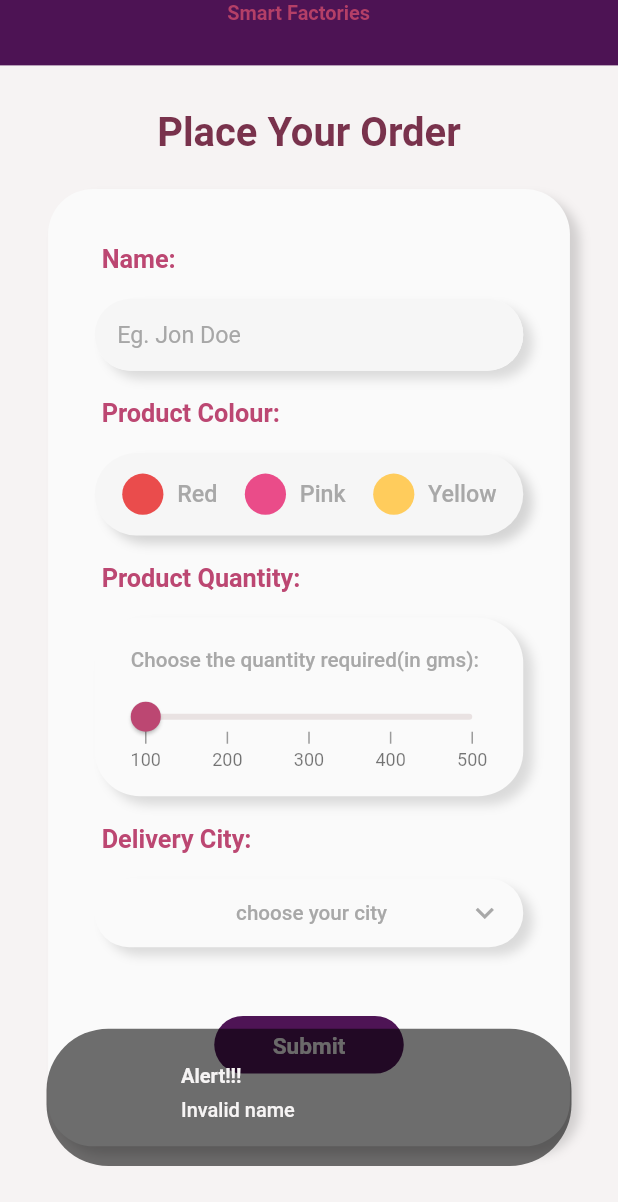
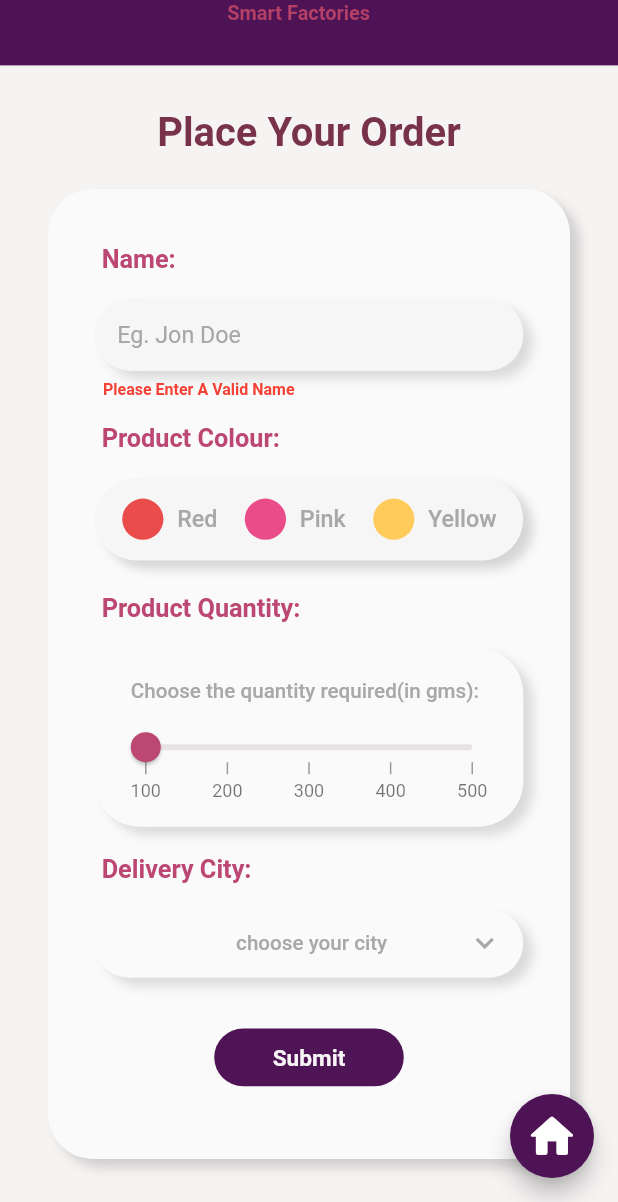
Before and after one commit to Ishu-Choubey/twyn_app, a Flutter app: the Order screen opened directly, scrolled down 137 dp, after a tap on "Submit", on a phone screen of 412 x 824 dp, the part 34-1236 px from its top. Run offline on Flutter 3.47's test engine with Material 2 defaults, Android fonts, the phone set to English and light mode, and no system bars; drawn by our look-alikes of syncfusion_flutter_sliders; our stand-ins replace cloud_firestore, firebase_core, google_fonts, timeline_tile; missing offline and left inert: syncfusion_flutter_core; accounts and stored records are empty; Roboto replaces fonts that are missing (Helvetica).

Commit message:
main page

```diff
--- a/lib/Screen/order-page.dart
+++ b/lib/Screen/order-page.dart
@@ -1,4 +1,5 @@
 import 'package:flutter/material.dart';
+import 'package:twyn_app/Screen/login.dart';
 import 'package:twyn_app/utils.dart';
 import 'submitted-page.dart';
 import 'package:syncfusion_flutter_sliders/sliders.dart';
@@ -1053,9 +1054,10 @@ class _OrderState extends State<Order> {
   String documentId = "";
   final nameController = TextEditingController();
   String materialcolor = '';
-  double quantity = 0;
+  double quantity = 100;
   String city = '';
   int drop = 0, col = 0;
+  int errorname=0, errorcolor=0, errorcity=0;
   final formKey = GlobalKey<FormState>();
 
   @override
@@ -1064,6 +1066,14 @@ class _OrderState extends State<Order> {
     double fem = MediaQuery.of(context).size.width / baseWidth;
     double ffem = fem * 0.97;
     return Scaffold(
+      floatingActionButton: FloatingActionButton(
+        onPressed:  ()=> {Navigator.of(context).push(MaterialPageRoute(builder: (context)=> LoginPage())),},
+        backgroundColor: Color(0xff4D1354),
+        child: Icon(
+            Icons.home_rounded,
+                size: 40*fem,
+        ),
+      ),
       body: ScrollConfiguration(
         behavior: ScrollBehavior(),
         child: SingleChildScrollView(
@@ -1188,7 +1198,7 @@ class _OrderState extends State<Order> {
                             children: [
                               Container(
                                 margin: EdgeInsets.fromLTRB(
-                                    4 * fem, 0 * fem, 4 * fem, 20 * fem),
+                                    4 * fem, 0 * fem, 4 * fem, 7 * fem),
                                 width: double.infinity,
                                 child: Column(
                                   crossAxisAlignment: CrossAxisAlignment.start,
@@ -1211,7 +1221,7 @@ class _OrderState extends State<Order> {
                                     Container(
                                       width: double.infinity,
                                       decoration: BoxDecoration(
-                                          color: Color(0xfffafafa),
+                                          color: Color(0xffF6F6F6),
                                           borderRadius:
                                               BorderRadius.circular(33 * fem),
                                           boxShadow: [
@@ -1245,23 +1255,31 @@ class _OrderState extends State<Order> {
                                           height: 1.25 * ffem / fem,
                                           color: Color(0xff545252),
                                         ),
-                                        // validator: (value) {
-                                        //   if (value!.isEmpty ||
-                                        //       RegExp(r'^[a-z A-Z]+$')
-                                        //           .hasMatch(value!))
-                                        //     return null;
-                                        //   else
-                                        //     return null;
-                                        // },
                                       ),
                                     ),
                                   ],
                                 ),
-                              ), //Name Container
+                              ),
+                              Container(
+                                margin: EdgeInsets.fromLTRB(
+                                    10 * fem, 0 * fem, 0 * fem, 17 * fem),
+                                width: double.infinity,
+                                child: Text(
+                                  'Please Enter A Valid Name',
+                                  textAlign: TextAlign.left,
+                                  style: SafeGoogleFont(
+                                    'Helvetica',
+                                    fontSize: errorname * ffem,
+                                    fontWeight: FontWeight.w600,
+                                    height: 1.25 * ffem / fem,
+                                    color: Colors.red,
+                                  ),
+                                ),
+                              ),//Name Container
                               Container(
                                 //Product colour box
                                 margin: EdgeInsets.fromLTRB(
-                                    4 * fem, 0 * fem, 4 * fem, 20 * fem),
+                                    4 * fem, 0 * fem, 4 * fem, 7 * fem),
                                 width: double.infinity,
                                 child: Column(
                                     crossAxisAlignment:
@@ -1515,6 +1533,22 @@ class _OrderState extends State<Order> {
                               ), //Product Container
                               Container(
                                 margin: EdgeInsets.fromLTRB(
+                                    10 * fem, 0 * fem, 0 * fem, 17 * fem),
+                                width: double.infinity,
+                                child: Text(
+                                  'Please Enter A Valid Color',
+                                  textAlign: TextAlign.left,
+                                  style: SafeGoogleFont(
+                                    'Helvetica',
+                                    fontSize: errorcolor * ffem,
+                                    fontWeight: FontWeight.w600,
+                                    height: 1.25 * ffem / fem,
+                                    color: Colors.red,
+                                  ),
+                                ),
+                              ),
+                              Container(
+                                margin: EdgeInsets.fromLTRB(
                                     4 * fem, 0 * fem, 4 * fem, 20 * fem),
                                 width: double.infinity,
                                 child: Column(
@@ -1614,7 +1648,7 @@ class _OrderState extends State<Order> {
                               ), //Slider Container
                               Container(
                                 margin: EdgeInsets.fromLTRB(
-                                    4 * fem, 0 * fem, 4 * fem, 10 * fem),
+                                    4 * fem, 0 * fem, 4 * fem, 0 * fem),
                                 width: double.infinity,
                                 child: Column(
                                     crossAxisAlignment:
@@ -1641,7 +1675,7 @@ class _OrderState extends State<Order> {
                                           children: [
                                             Padding(
                                               padding: EdgeInsets.fromLTRB(
-                                                  0, 0, 0, 20 * fem),
+                                                  0, 0, 0, 7 * fem),
                                               child: Container(
                                                 width: double.infinity,
                                                 height: 50 * fem,
@@ -1797,11 +1831,46 @@ class _OrderState extends State<Order> {
                               ),
                               //Delivery Container
                               Container(
+                                margin: EdgeInsets.fromLTRB(
+                                    10 * fem, 10 * fem, 0 * fem, 0 * fem),
+                                width: double.infinity,
+                                child: Text(
+                                  'Please Enter A Valid City',
+                                  textAlign: TextAlign.left,
+                                  style: SafeGoogleFont(
+                                    'Helvetica',
+                                    fontSize: errorcity * ffem,
+                                    fontWeight: FontWeight.w600,
+                                    height: 1.25 * ffem / fem,
+                                    color: Colors.red,
+                                  ),
+                                ),
+                              ),
+                              Container(
                                 // trackLrJ (18:31)
                                 margin: EdgeInsets.fromLTRB(
                                     31 * fem, 20 * fem, 31 * fem, 0 * fem),
                                 child: TextButton(
                                   onPressed: () async {
+                                    if ((nameController.text!.isNotEmpty ||
+                                        RegExp(r'^[a-z A-Z]+$')
+                                            .hasMatch(nameController.text!))) {
+                                      setState(() {
+                                        errorname = 0;
+                                      });
+                                    }
+                                    if (col == 1)
+                                    {
+                                      setState(() {
+                                        errorcolor = 0;
+                                      });
+                                    }
+                                    if (drop == 1)
+                                    {
+                                      setState(() {
+                                        errorcity = 0;
+                                      });
+                                    }
                                     if ((nameController.text!.isNotEmpty ||
                                         RegExp(r'^[a-z A-Z]+$')
                                             .hasMatch(nameController.text!)) && col == 1 && drop==1) {
@@ -1831,57 +1900,23 @@ class _OrderState extends State<Order> {
                                         if(nameController.text.isEmpty &&
                                             !RegExp(r'^[a-z A-Z]+$')
                                                 .hasMatch(nameController.text!))
-                                          {sent='Invalid name';}
+                                          {
+                                            setState(() {
+                                              errorname=12;
+                                            });
+                                          }
                                         else if(col==0)
-                                          {sent='Select the colour please';}
+                                          {
+                                          setState(() {
+                                            errorcolor=12;
+                                          });
+                                          }
                                         else if(drop==0)
-                                          {sent='Select the city';}
-                                        ScaffoldMessenger.of(context).showSnackBar(
-                                            SnackBar(
-                                              content: Container(
-                                                height: 100*fem,
-                                                decoration: BoxDecoration(
-                                                  color: Color(0x90000000),
-                                                  borderRadius: BorderRadius.all(Radius.circular(45*fem))
-                                                ),
-                                                child:Row(
-                                                  children: [
-                                                    SizedBox(width: 48*fem),
-                                                    Expanded(
-                                                      child: Column(
-                                                        crossAxisAlignment: CrossAxisAlignment.start,
-                                                        children: [
-                                                          Padding(
-                                                            padding: EdgeInsets.fromLTRB(50*fem, 25*fem, 50*fem, 0*fem),
-                                                            child: Text("Alert!!!", style: SafeGoogleFont(
-                                                              'Helvetica',
-                                                              fontSize: 15 * ffem,
-                                                              fontWeight: FontWeight.w600,
-                                                              height: 1.2575 * ffem / fem,
-                                                              color: Color(0xfff6f4f4),
-                                                            ),),
-                                                          ),
-                                                          Padding(
-                                                            padding: EdgeInsets.fromLTRB(50*fem, 8*fem, 50*fem, 20*fem),
-                                                            child: Text('${sent}', style: SafeGoogleFont(
-                                                              'Helvetica',
-                                                              fontSize: 15 * ffem,
-                                                              fontWeight: FontWeight.w500,
-                                                              height: 1.2575 * ffem / fem,
-                                                              color: Color(0xfff6f4f4),
-                                                            ),),
-                                                          ),
-                                                        ],
-                                                      ),
-                                                    ),
-                                                  ],
-                                                ),
-                                              ),
-                                              behavior: SnackBarBehavior.floating,
-                                              backgroundColor: Colors.transparent,
-                                              elevation: 0,
-                                            )
-                                        );
+                                          {
+                                            setState(() {
+                                              errorcity=12;
+                                            });
+                                          }
                                       }
                                   },
                                   style: TextButton.styleFrom(
```
Also changed, not shown: lib/Screen/submitted-page.dart (+9 -0 lines), lib/Screen/track-id.dart (+48 -57 lines), lib/Screen/track-page.dart (+9 -0 lines), 1 other file.
